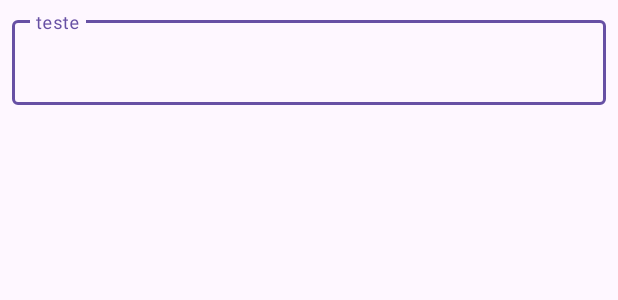
After one commit to gabriel-secchi/SolarSelf, an Android app: the layout fragment_config.xml on its own in the app's theme, with its tools: preview values and no code run, on a phone screen of 412 x 824 dp. The commit adds this screen. Shown: the top 300 px of the screen. Run offline under Robolectric (Android 15) with nearby library versions, the phone set to English and light mode, and no system bars.

Commit message:
add config fragment

```diff
--- a/app/src/main/java/com/gma/solarself/MainActivity.kt
+++ b/app/src/main/java/com/gma/solarself/MainActivity.kt
@@ -49,7 +49,10 @@ class MainActivity : AppCompatActivity(), AppOpener {
         // automatically handle clicks on the Home/Up button, so long
         // as you specify a parent activity in AndroidManifest.xml.
         return when (item.itemId) {
-            R.id.action_settings -> true
+            R.id.action_settings -> {
+                navController.navigate(R.id.action_Data_To_Config)
+                true
+            }
             else -> super.onOptionsItemSelected(item)
         }
     }
--- a/app/src/main/java/com/gma/solarself/view/PatternFragment.kt
+++ b/app/src/main/java/com/gma/solarself/view/PatternFragment.kt
@@ -40,7 +40,6 @@ abstract class PatternFragment<VB : ViewBinding, VM : ViewModel>(
                     activity?.onBackPressed()
                 }
             }
-
         })
     }
 
--- a/app/src/main/res/layout/activity_main.xml
+++ b/app/src/main/res/layout/activity_main.xml
@@ -20,7 +20,7 @@
     </com.google.android.material.appbar.AppBarLayout>
 
     <include
-        android:id="@+id/teste_frags"
+        android:id="@+id/fragment_controller"
         layout="@layout/content_main" />
 
     <com.google.android.material.floatingactionbutton.FloatingActionButton
--- /dev/null
+++ b/app/src/main/res/layout/fragment_config.xml
@@ -0,0 +1,47 @@
+<?xml version="1.0" encoding="utf-8"?>
+<androidx.constraintlayout.widget.ConstraintLayout xmlns:android="http://schemas.android.com/apk/res/android"
+    xmlns:app="http://schemas.android.com/apk/res-auto"
+    xmlns:tools="http://schemas.android.com/tools"
+    android:layout_width="match_parent"
+    android:layout_height="match_parent"
+    tools:context=".view.ConfigFragment">
+
+    <androidx.constraintlayout.widget.ConstraintLayout
+        android:id="@+id/data_page"
+        android:layout_width="match_parent"
+        android:layout_height="match_parent"
+        android:padding="@dimen/sizetiny"
+        app:layout_constraintTop_toTopOf="parent"
+        app:layout_constraintStart_toStartOf="parent">
+
+        <TextView
+            android:layout_width="match_parent"
+            android:layout_height="wrap_content"
+            android:text="teste"
+            android:visibility="gone"
+            app:layout_constraintTop_toTopOf="parent"
+            app:layout_constraintStart_toStartOf="parent" />
+
+        <com.google.android.material.textfield.TextInputLayout
+            android:id="@+id/container"
+            android:layout_width="match_parent"
+            android:layout_height="wrap_content"
+            android:hint="teste"
+            app:startIconTint="@color/textColorPrimary"
+            app:helperTextTextColor="@color/helperTextColor"
+            app:layout_constraintTop_toTopOf="parent"
+            app:layout_constraintStart_toStartOf="parent"
+            >
+            <com.google.android.material.textfield.TextInputEditText
+                android:id="@+id/input"
+                android:layout_width="match_parent"
+                android:layout_height="wrap_content"/>
+        </com.google.android.material.textfield.TextInputLayout>
+
+    </androidx.constraintlayout.widget.ConstraintLayout>
+
+    <include
+        android:id="@+id/loading"
+        layout="@layout/loading"
+        android:visibility="gone"/>
+</androidx.constraintlayout.widget.ConstraintLayout>
--- a/app/src/main/res/values/strings.xml
+++ b/app/src/main/res/values/strings.xml
@@ -5,6 +5,7 @@
     <!-- Strings used for fragments for navigation -->
     <string name="register_fragment_label">Dados da API</string>
     <string name="data_fragment_label">Dados da Estação</string>
+    <string name="config_fragment_label">Configuração</string>
     <string name="previous">Previous</string>
 
 
```
Also changed, not shown: app/src/main/java/com/gma/solarself/di/appModule.kt (+8 -0 lines), app/src/main/java/com/gma/solarself/implementation/ConfigViewModelImpl.kt (added, +23 -0 lines), app/src/main/java/com/gma/solarself/view/ConfigFragment.kt (added, +59 -0 lines), app/src/main/java/com/gma/solarself/viewModel/ConfigViewModel.kt (added, +11 -0 lines), app/src/main/res/navigation/nav_graph.xml (+10 -2 lines).
